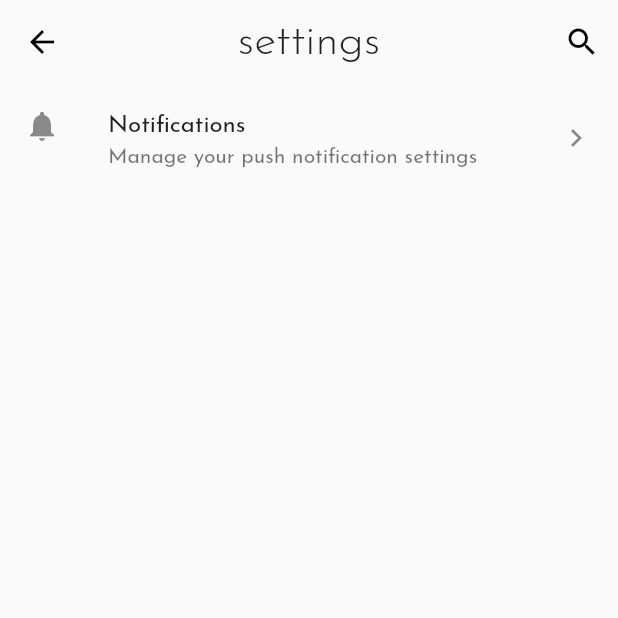
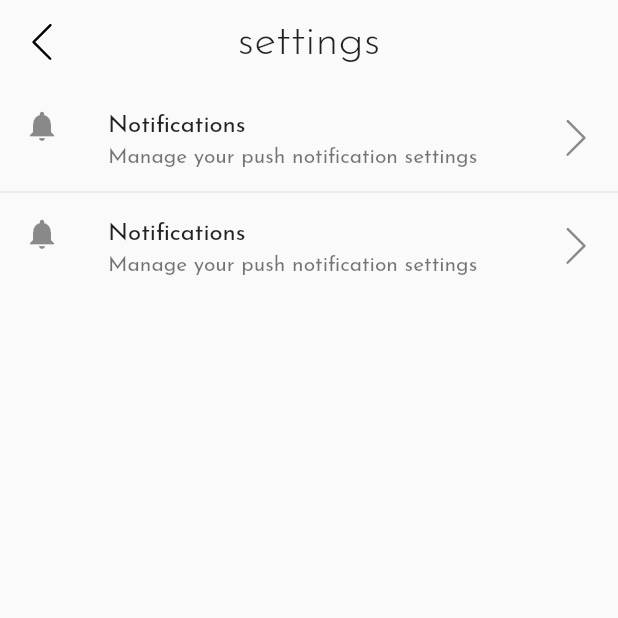
Before and after one commit to ardacebi/fasttake, a Flutter app: the SettingsRoute screen opened directly, on a phone screen of 412 x 824 dp, the top half of it. Run offline on Flutter 3.47's test engine with Material 2 defaults, Android fonts, the phone set to English and light mode, and no system bars; our stand-ins replace flutter_datetime_picker, flutter_vector_icons, sqflite; accounts and stored records are empty.

Commit message:
replace all material icons with simplelineicons

```diff
--- a/lib/custom_components/search.dart
+++ b/lib/custom_components/search.dart
@@ -1,4 +1,6 @@
 import 'package:flutter/material.dart';
+import 'package:flutter_vector_icons/flutter_vector_icons.dart';
+
 
 InputDecoration customSearch = InputDecoration(
   hintText: 'search takes',
@@ -8,7 +10,7 @@ InputDecoration customSearch = InputDecoration(
   fillColor: Colors.white,
   filled: true,
   prefixIcon: Icon(
-    Icons.search,
+    SimpleLineIcons.magnifier,
     color: Colors.black,
   ),
 );
--- a/lib/new_take.dart
+++ b/lib/new_take.dart
@@ -1,5 +1,6 @@
 import 'package:flutter/material.dart';
 import 'package:flutter_datetime_picker/flutter_datetime_picker.dart';
+import 'package:flutter_vector_icons/flutter_vector_icons.dart';
 
 class NewTakeRoute extends StatefulWidget {
   @override
@@ -11,6 +12,10 @@ class _NewTakeRouteState extends State<NewTakeRoute> {
   Widget build(BuildContext context) {
     return new Scaffold(
       appBar: new AppBar(
+         leading: new IconButton(
+            icon: new Icon(SimpleLineIcons.arrow_left, color: Colors.black),
+            onPressed: () => Navigator.of(context).pop(),
+          ),
         backgroundColor: Colors.transparent,
         bottomOpacity: 0.0,
         elevation: 0.0,
--- a/lib/settings.dart
+++ b/lib/settings.dart
@@ -1,4 +1,5 @@
 import 'package:flutter/material.dart';
+import 'package:flutter_vector_icons/flutter_vector_icons.dart';
 
 class SettingsRoute extends StatefulWidget {
   @override
@@ -10,18 +11,20 @@ class _SettingsRouteState extends State<SettingsRoute> {
   Widget build(BuildContext context) {
     return new Scaffold(
       appBar: new AppBar(
+          leading: new IconButton(
+            icon: new Icon(SimpleLineIcons.arrow_left, color: Colors.black),
+            onPressed: () => Navigator.of(context).pop(),
+          ),
           backgroundColor: Colors.transparent,
           bottomOpacity: 0.0,
           elevation: 0.0,
           centerTitle: true,
           title: new Text('settings',
-              style: TextStyle(fontWeight: FontWeight.w300, fontSize: 30.0, fontFamily: 'JosefinSans')),
+              style: TextStyle(
+                  fontWeight: FontWeight.w300,
+                  fontSize: 30.0,
+                  fontFamily: 'JosefinSans')),
           actions: <Widget>[
-            IconButton(
-              icon: Icon(Icons.search),
-              tooltip: "Search",
-              onPressed: () {},
-            ),
           ]),
       body: new ListView(
         children: ListTile.divideTiles(
@@ -29,9 +32,20 @@ class _SettingsRouteState extends State<SettingsRoute> {
           tiles: [
             ListTile(
               leading: Icon(Icons.notifications),
-              title: Text('Notifications', style: TextStyle(fontFamily: 'JosefinSans')),
-              trailing: Icon(Icons.keyboard_arrow_right),
-              subtitle: Text('Manage your push notification settings', style: TextStyle(fontFamily: 'JosefinSans')),
+              title: Text('Notifications',
+                  style: TextStyle(fontFamily: 'JosefinSans')),
+              trailing: Icon(SimpleLineIcons.arrow_right),
+              subtitle: Text('Manage your push notification settings',
+                  style: TextStyle(fontFamily: 'JosefinSans')),
+              onTap: () {},
+            ),
+            ListTile(
+              leading: Icon(Icons.notifications),
+              title: Text('Notifications',
+                  style: TextStyle(fontFamily: 'JosefinSans')),
+              trailing: Icon(SimpleLineIcons.arrow_right),
+              subtitle: Text('Manage your push notification settings',
+                  style: TextStyle(fontFamily: 'JosefinSans')),
               onTap: () {},
             ),
           ],
```
